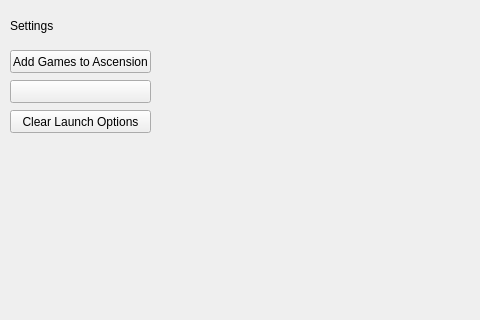
Proj-Ascension/Client, file Resource/UI/Settings.ui: the form before one commit; both pictures show x 0 to 480 and y 0 to 320 of the 592 by 544 pixel window.
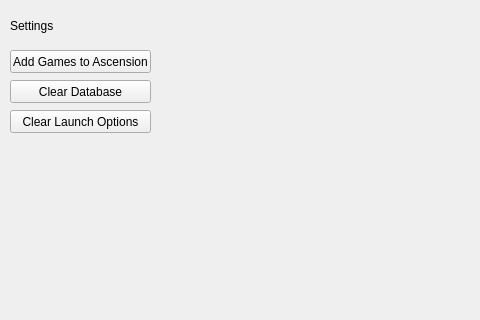
The form after the commit.

Commit message:
Settings Widget
-Added option to reset the database

Diff of the .ui file:
```diff
--- a/Resource/UI/Settings.ui
+++ b/Resource/UI/Settings.ui
@@ -62,7 +62,7 @@
     </rect>
    </property>
    <property name="text">
-    <string/>
+    <string>Clear Database</string>
    </property>
   </widget>
  </widget>
```
Left out of the diff: 2 changed lines with no effect on the pictures. The commit also changes 2 other files.
